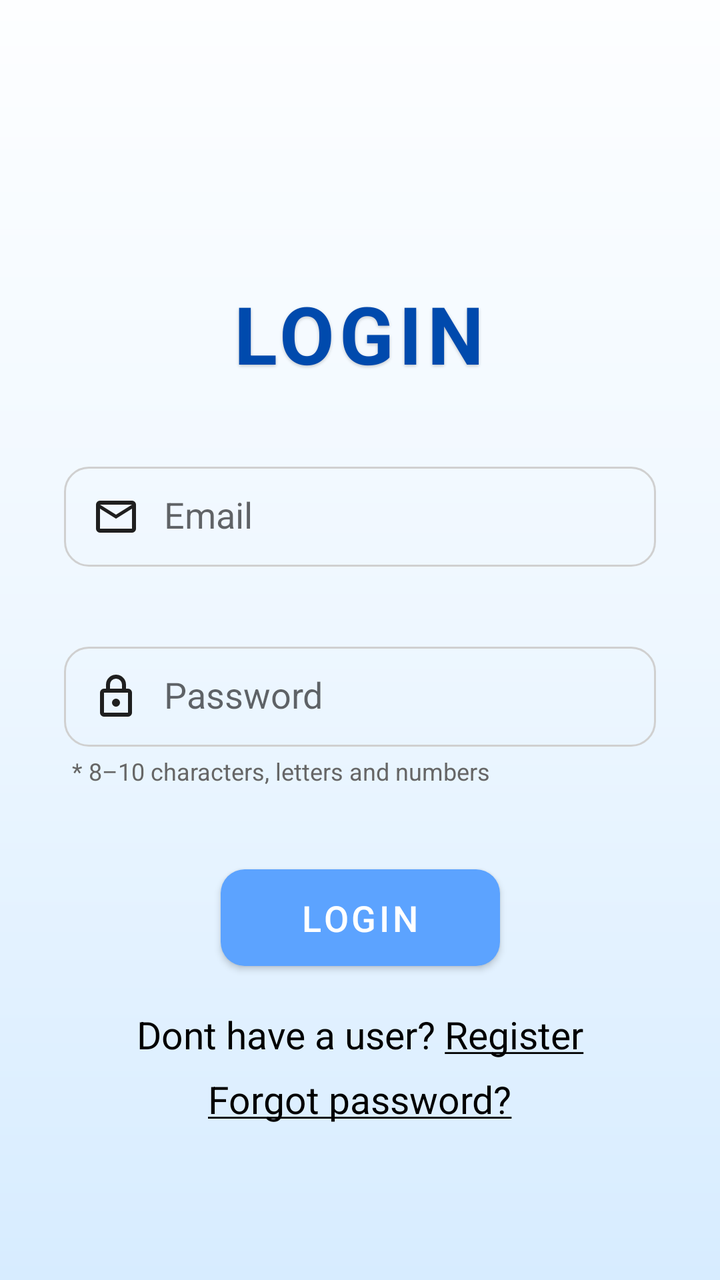
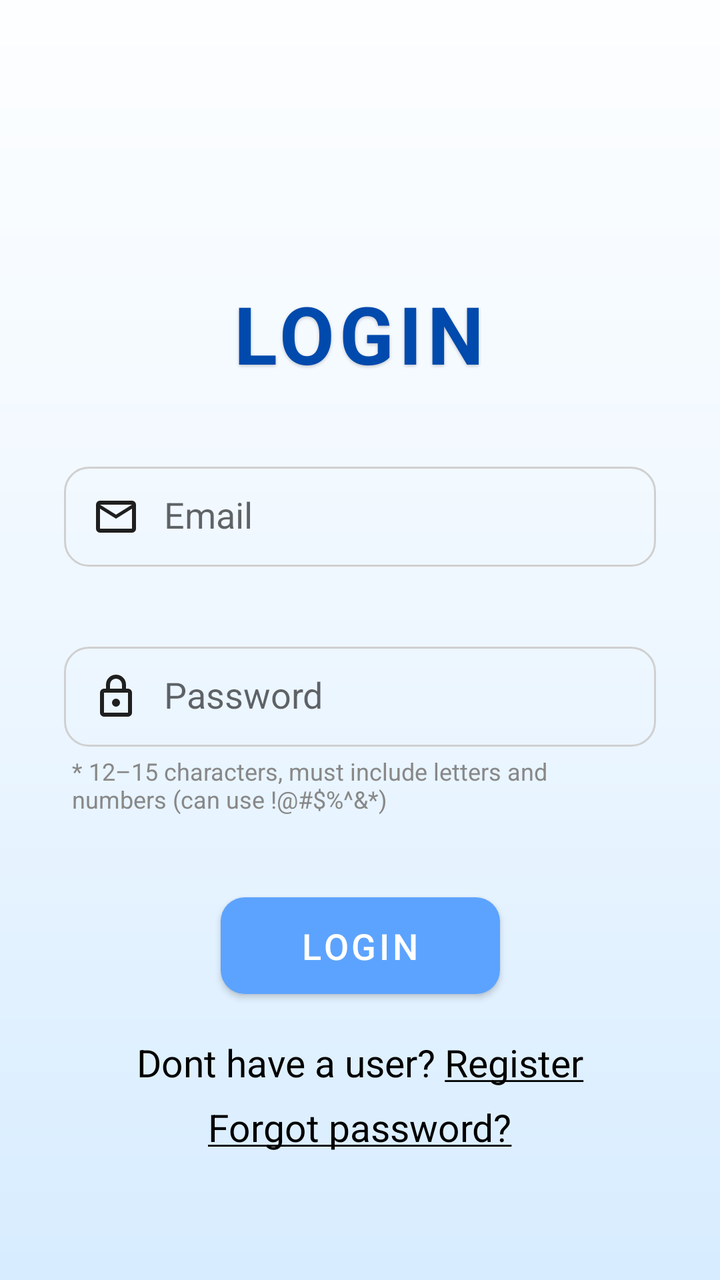

An Android layout rendered at two revisions. The XML below is the earlier revision; the diff shows what the commit changed to produce the second picture.
<!-- AndroidManifest.xml: application theme Theme.Smart_Group -->
<!-- res/layout/activity_login.xml -->
<?xml version="1.0" encoding="utf-8"?>
<androidx.constraintlayout.widget.ConstraintLayout
    xmlns:android="http://schemas.android.com/apk/res/android"
    xmlns:app="http://schemas.android.com/apk/res-auto"
    android:layout_width="match_parent"
    android:layout_height="match_parent"
    android:background="@drawable/login_background">



    <TextView
        android:id="@+id/title_login"
        android:layout_width="wrap_content"
        android:layout_height="wrap_content"
        android:layout_marginTop="140dp"
        android:letterSpacing="0.06"
        android:shadowColor="@color/shadow_black"
        android:shadowDx="0"
        android:shadowDy="2"
        android:shadowRadius="4"
        android:text="LOGIN"
        android:textColor="@color/blue"
        android:textSize="40sp"
        android:textStyle="bold"
        app:layout_constraintEnd_toEndOf="parent"
        app:layout_constraintHorizontal_bias="0.498"
        app:layout_constraintStart_toStartOf="parent"
        app:layout_constraintTop_toTopOf="parent" />

    <EditText
        android:id="@+id/email_input"
        android:layout_width="0dp"
        android:layout_height="50dp"
        android:layout_marginStart="32dp"
        android:layout_marginTop="40dp"
        android:layout_marginEnd="32dp"
        android:background="@drawable/text_box"
        android:drawableStart="@drawable/email"
        android:drawablePadding="12dp"
        android:hint="Email"
        android:padding="14dp"
        android:textColor="@color/black"
        android:imeOptions="actionNext"
        android:singleLine="true"
        app:layout_constraintEnd_toEndOf="parent"
        app:layout_constraintHorizontal_bias="0.0"
        app:layout_constraintStart_toStartOf="parent"
        app:layout_constraintTop_toBottomOf="@id/title_login" />

    <EditText
        android:id="@+id/password_input"
        android:layout_width="0dp"
        android:layout_height="50dp"
        android:layout_marginStart="32dp"
        android:layout_marginTop="40dp"
        android:layout_marginEnd="32dp"
        android:background="@drawable/text_box"
        android:drawableStart="@drawable/lock"
        android:drawablePadding="12dp"
        android:hint="Password"
        android:imeOptions="actionDone"
        android:singleLine="true"
        android:inputType="textPassword"
        android:padding="14dp"
        android:textColor="@android:color/black"
        app:layout_constraintEnd_toEndOf="parent"
        app:layout_constraintHorizontal_bias="0.0"
        app:layout_constraintStart_toStartOf="parent"
        app:layout_constraintTop_toBottomOf="@id/email_input" />

    <TextView
        android:id="@+id/password_hint_text"
        android:layout_width="0dp"
        android:layout_height="wrap_content"
        android:layout_marginStart="36dp"
        android:layout_marginEnd="36dp"
        android:layout_marginTop="4dp"
        android:text="* 8–10 characters, letters and numbers"
        android:textSize="12sp"
        android:textColor="#666666"
        app:layout_constraintTop_toBottomOf="@id/password_input"
        app:layout_constraintStart_toStartOf="parent"
        app:layout_constraintEnd_toEndOf="parent"/>

    <com.google.android.material.button.MaterialButton
        android:id="@+id/login_btn"
        android:layout_width="wrap_content"
        android:layout_height="wrap_content"
        android:minHeight="48dp"
        android:layout_marginTop="35dp"
        android:paddingStart="40dp"
        android:paddingEnd="40dp"
        android:paddingTop="12dp"
        android:paddingBottom="12dp"
        app:backgroundTint="@color/lightBlue"
        android:elevation="6dp"
        android:text="LOGIN"
        android:textColor="@android:color/white"
        android:textSize="18sp"
        app:cornerRadius="12dp"
        app:layout_constraintEnd_toEndOf="parent"
        app:layout_constraintStart_toStartOf="parent"
        app:layout_constraintTop_toBottomOf="@id/password_hint_text" />


    <TextView
        android:id="@+id/register_link_text"
        android:layout_width="wrap_content"
        android:layout_height="wrap_content"
        android:layout_marginTop="18dp"
        android:text="@string/register_text"
        android:textSize="19sp"
        android:textColor="@color/black"
        android:fontFamily="sans-serif"
        android:clickable="true"
        android:focusable="true"
        android:includeFontPadding="false"
        app:layout_constraintTop_toBottomOf="@id/login_btn"
        app:layout_constraintStart_toStartOf="parent"
        app:layout_constraintEnd_toEndOf="parent" />


    <TextView
        android:id="@+id/forgot_password_link_text"
        android:layout_width="wrap_content"
        android:layout_height="wrap_content"
        android:layout_marginTop="10dp"
        android:text="@string/forgot_password"
        android:textSize="19sp"
        android:textColor="@color/black"
        android:fontFamily="sans-serif"
        android:clickable="true"
        android:focusable="true"
        android:includeFontPadding="false"
        app:layout_constraintTop_toBottomOf="@id/register_link_text"
        app:layout_constraintStart_toStartOf="parent"
        app:layout_constraintEnd_toEndOf="parent" />


</androidx.constraintlayout.widget.ConstraintLayout>
<!-- resources referenced by this layout -->
<resources>
  <color name="black">#FF000000</color>
  <color name="blue">#004aad</color>
  <color name="lightBlue">#5ca3ff</color>
  <color name="shadow_black">#33000000</color>
  <!-- drawable email (drawable) -->
  <vector xmlns:android="http://schemas.android.com/apk/res/android"
      android:width="24dp"
      android:height="24dp"
      android:viewportWidth="960"
      android:viewportHeight="960">
    <path
        android:pathData="M160,800q-33,0 -56.5,-23.5T80,720v-480q0,-33 23.5,-56.5T160,160h640q33,0 56.5,23.5T880,240v480q0,33 -23.5,56.5T800,800L160,800ZM480,520L160,320v400h640v-400L480,520ZM480,440 L800,240L160,240l320,200ZM160,320v-80,480 -400Z"
        android:fillColor="#1f1f1f"/>
  </vector>
  <!-- drawable lock (drawable) -->
  <vector xmlns:android="http://schemas.android.com/apk/res/android"
      android:width="24dp"
      android:height="24dp"
      android:viewportWidth="960"
      android:viewportHeight="960">
    <path
        android:pathData="M240,880q-33,0 -56.5,-23.5T160,800v-400q0,-33 23.5,-56.5T240,320h40v-80q0,-83 58.5,-141.5T480,40q83,0 141.5,58.5T680,240v80h40q33,0 56.5,23.5T800,400v400q0,33 -23.5,56.5T720,880L240,880ZM240,800h480v-400L240,400v400ZM480,680q33,0 56.5,-23.5T560,600q0,-33 -23.5,-56.5T480,520q-33,0 -56.5,23.5T400,600q0,33 23.5,56.5T480,680ZM360,320h240v-80q0,-50 -35,-85t-85,-35q-50,0 -85,35t-35,85v80ZM240,800v-400,400Z"
        android:fillColor="#1f1f1f"/>
  </vector>
  <!-- drawable login_background (drawable) -->
  <?xml version="1.0" encoding="utf-8"?>
  <shape xmlns:android="http://schemas.android.com/apk/res/android">
      <gradient
          android:startColor="#FDFEFF"
          android:centerColor="#EEF7FF"
          android:endColor="#D7ECFF"
          android:angle="270" />
  </shape>
  <!-- drawable text_box (drawable) -->
  <?xml version="1.0" encoding="utf-8"?>
  <shape xmlns:android="http://schemas.android.com/apk/res/android">
  
      <solid android:color="@color/transparent" />
  
      <corners android:radius="12dp"/>
  
      <stroke
          android:width="1dp"
          android:color="@color/login_border_gray" />
  
  </shape>
  <string name="forgot_password"><u>Forgot password?</u></string>
  <string name="register_text">Dont have a user? <u>Register</u></string>
  <style name="Theme.Smart_Group" parent="Theme.MaterialComponents.Light.NoActionBar">
          <item name="android:windowAnimationStyle">@style/AppWindowAnimation</item>
      </style>
  <color name="transparent">#00FFFFFF</color>
  <color name="login_border_gray">#D0D0D0</color>
  <style name="AppWindowAnimation">
          <item name="android:activityOpenEnterAnimation">@anim/fade_in</item>
          <item name="android:activityOpenExitAnimation">@anim/slide_out_left</item>
          <item name="android:activityCloseEnterAnimation">@anim/slide_in_right</item>
          <item name="android:activityCloseExitAnimation">@anim/fade_out</item>
      </style>
</resources>

<!-- the commit's change to res/layout/activity_login.xml (unified diff, before → after) -->
@@ -5,7 +5,6 @@
     android:layout_width="match_parent"
     android:layout_height="match_parent"
     android:background="@drawable/login_background">
-
 
 
     <TextView
@@ -75,9 +74,9 @@
         android:layout_marginStart="36dp"
         android:layout_marginEnd="36dp"
         android:layout_marginTop="4dp"
-        android:text="* 8–10 characters, letters and numbers"
+        android:text="* 12–15 characters, must include letters and numbers (can use !@#$%^&amp;*)"
         android:textSize="12sp"
-        android:textColor="#666666"
+        android:textColor="@color/gray_dark"
         app:layout_constraintTop_toBottomOf="@id/password_input"
         app:layout_constraintStart_toStartOf="parent"
         app:layout_constraintEnd_toEndOf="parent"/>
@@ -88,6 +87,8 @@
         android:layout_height="wrap_content"
         android:minHeight="48dp"
         android:layout_marginTop="35dp"
+        android:layout_marginStart="100dp"
+        android:layout_marginEnd="100dp"
         android:paddingStart="40dp"
         android:paddingEnd="40dp"
         android:paddingTop="12dp"
<!-- resource entries referenced after the edit -->
@@ -2,6 +2,7 @@
 <resources>
   <color name="black">#FF000000</color>
   <color name="blue">#004aad</color>
+  <color name="gray_dark">#888888</color>
   <color name="lightBlue">#5ca3ff</color>
   <color name="shadow_black">#33000000</color>
   <!-- drawable email (drawable) -->
@@ -50,6 +51,9 @@
   <string name="register_text">Dont have a user? <u>Register</u></string>
   <style name="Theme.Smart_Group" parent="Theme.MaterialComponents.Light.NoActionBar">
           <item name="android:windowAnimationStyle">@style/AppWindowAnimation</item>
+          <item name="android:statusBarColor">@color/primary_blue</item>
+          <item name="android:windowLightStatusBar">false</item>
+  
       </style>
   <color name="transparent">#00FFFFFF</color>
   <color name="login_border_gray">#D0D0D0</color>
@@ -59,5 +63,6 @@
           <item name="android:activityCloseEnterAnimation">@anim/slide_in_right</item>
           <item name="android:activityCloseExitAnimation">@anim/fade_out</item>
       </style>
+  <color name="primary_blue">#0B3D91</color>
 </resources>
 
